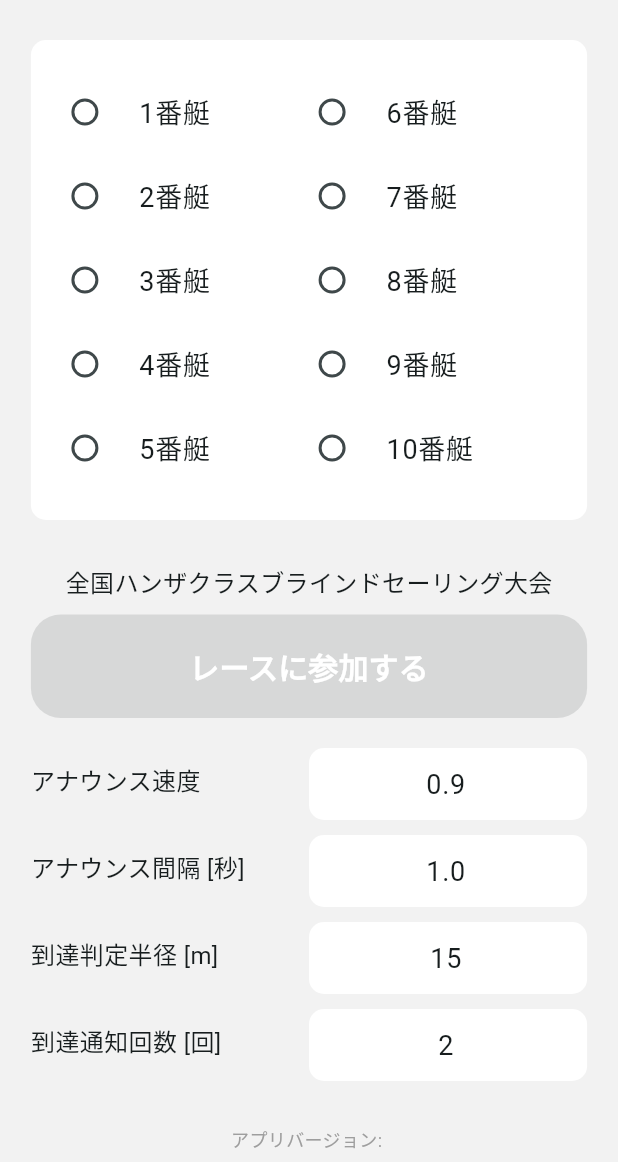
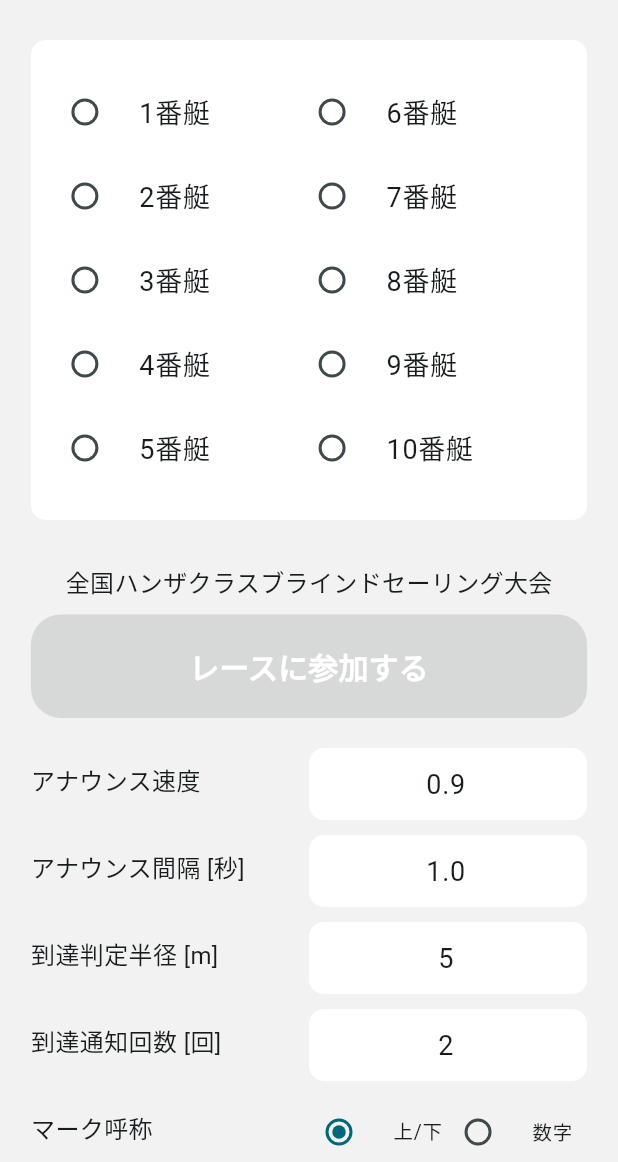
Before and after one commit to takara2314/bsam, a Flutter app: the screen it shows after launch, on a phone screen of 412 x 824 dp, the part 74-1236 px from its top. Run offline on Flutter 3.47's test engine with Material 3 defaults, Android fonts, the phone set to English and light mode, and no system bars; our stand-ins replace battery_plus, firebase_core, firebase_crashlytics, flutter_compass, flutter_dotenv, flutter_riverpod and 7 more; missing offline and left inert: async_locks, jwt_decode; accounts and stored records are empty; statements that could not run were skipped.

Commit message:
feat: マークの呼び方を選択できるようにしたり、到達判定半径を5に狭めた

```diff
--- a/lib/pages/home/page.dart
+++ b/lib/pages/home/page.dart
@@ -38,9 +38,10 @@ class _Home extends ConsumerState<Home> {
 
   static double ttsSpeedInit = 0.9;
   static double ttsDurationInit = 1.0;
-  static int reachJudgeRadiusInit = 15;
+  static int reachJudgeRadiusInit = 5;
   static int reachNoticeNumInit = 2;
   static double headingFixInit = 0.0;
+  static int markNameTypeInit = 0; // 0: 上/下マーク, 1: 数字マーク
 
   String? _assocId;
   String? _userId;
@@ -50,6 +51,7 @@ class _Home extends ConsumerState<Home> {
   int _reachNoticeNum = reachNoticeNumInit;
   final double _headingFix = headingFixInit;
   final bool _isAnnounceNeighbors = false;
+  int _markNameType = markNameTypeInit;
   String _version = '';
 
   @override
@@ -180,6 +182,12 @@ class _Home extends ConsumerState<Home> {
     }
   }
 
+  _changeMarkNameType(int value) {
+    setState(() {
+      _markNameType = value;
+    });
+  }
+
   _loadVersion() async {
     final packageInfo = await PackageInfo.fromPlatform();
     setState(() {
@@ -215,7 +223,8 @@ class _Home extends ConsumerState<Home> {
                 reachJudgeRadius: _reachJudgeRadius,
                 reachNoticeNum: _reachNoticeNum,
                 headingFix: _headingFix,
-                isAnnounceNeighbors: _isAnnounceNeighbors
+                isAnnounceNeighbors: _isAnnounceNeighbors,
+                markNameType: _markNameType
               ),
               Settings(
                 ttsSpeed: _ttsSpeed,
@@ -229,7 +238,9 @@ class _Home extends ConsumerState<Home> {
                 changeReachJudgeRadiusAtTextForm: _changeReachJudgeRadiusAtTextForm,
                 reachNoticeNum: _reachNoticeNum,
                 reachNoticeNumInit: reachNoticeNumInit,
-                changeReachNoticeNumAtTextForm: _changeReachNoticeNumAtTextForm
+                changeReachNoticeNumAtTextForm: _changeReachNoticeNumAtTextForm,
+                markNameType: _markNameType,
+                changeMarkNameType: _changeMarkNameType
               ),
               Padding(
                 padding: const EdgeInsets.only(top: 10, bottom: 50),
--- a/lib/pages/home/participate_button.dart
+++ b/lib/pages/home/participate_button.dart
@@ -12,7 +12,8 @@ class ParticipateButton extends StatelessWidget {
     required this.reachJudgeRadius,
     required this.reachNoticeNum,
     required this.headingFix,
-    required this.isAnnounceNeighbors
+    required this.isAnnounceNeighbors,
+    required this.markNameType
   });
 
   final String? assocId;
@@ -23,6 +24,7 @@ class ParticipateButton extends StatelessWidget {
   final int reachNoticeNum;
   final double headingFix;
   final bool isAnnounceNeighbors;
+  final int markNameType;
 
   @override
   Widget build(BuildContext context) {
@@ -44,7 +46,8 @@ class ParticipateButton extends StatelessWidget {
                       reachJudgeRadius: reachJudgeRadius,
                       reachNoticeNum: reachNoticeNum,
                       headingFix: headingFix,
-                      isAnnounceNeighbors: isAnnounceNeighbors
+                      isAnnounceNeighbors: isAnnounceNeighbors,
+                      markNameType: markNameType
                     ),
                   )
                 );
--- a/lib/pages/home/settings.dart
+++ b/lib/pages/home/settings.dart
@@ -15,6 +15,8 @@ class Settings extends StatelessWidget {
     required this.reachNoticeNum,
     required this.reachNoticeNumInit,
     required this.changeReachNoticeNumAtTextForm,
+    required this.markNameType,
+    required this.changeMarkNameType,
   });
 
   final double ttsSpeed;
@@ -29,6 +31,8 @@ class Settings extends StatelessWidget {
   final int reachNoticeNum;
   final int reachNoticeNumInit;
   final Function(String) changeReachNoticeNumAtTextForm;
+  final int markNameType;
+  final Function(int) changeMarkNameType;
 
   @override
   Widget build(BuildContext context) {
@@ -139,6 +143,50 @@ class Settings extends StatelessWidget {
                 ),
               ),
             ]
+          ),
+          TableRow(
+            children: [
+              Container(
+                padding: const EdgeInsets.only(top: 20, bottom: 10),
+                alignment: Alignment.centerLeft,
+                child: const Text('マーク呼称')
+              ),
+              Padding(
+                padding: const EdgeInsets.only(top: 10),
+                child: Row(
+                  children: [
+                    Expanded(
+                      child: RadioListTile<int>(
+                        title: const Text('上/下'),
+                        value: 0,
+                        groupValue: markNameType,
+                        onChanged: (int? value) {
+                          if (value != null) {
+                            changeMarkNameType(value);
+                          }
+                        },
+                        contentPadding: EdgeInsets.zero,
+                        dense: true,
+                      ),
+                    ),
+                    Expanded(
+                      child: RadioListTile<int>(
+                        title: const Text('数字'),
+                        value: 1,
+                        groupValue: markNameType,
+                        onChanged: (int? value) {
+                          if (value != null) {
+                            changeMarkNameType(value);
+                          }
+                        },
+                        contentPadding: EdgeInsets.zero,
+                        dense: true,
+                      ),
+                    ),
+                  ],
+                ),
+              ),
+            ]
           )
         ],
       ),
```
Also changed, not shown: lib/pages/navi/navigating.dart (+21 -12 lines), lib/pages/navi/page.dart (+16 -3 lines).
